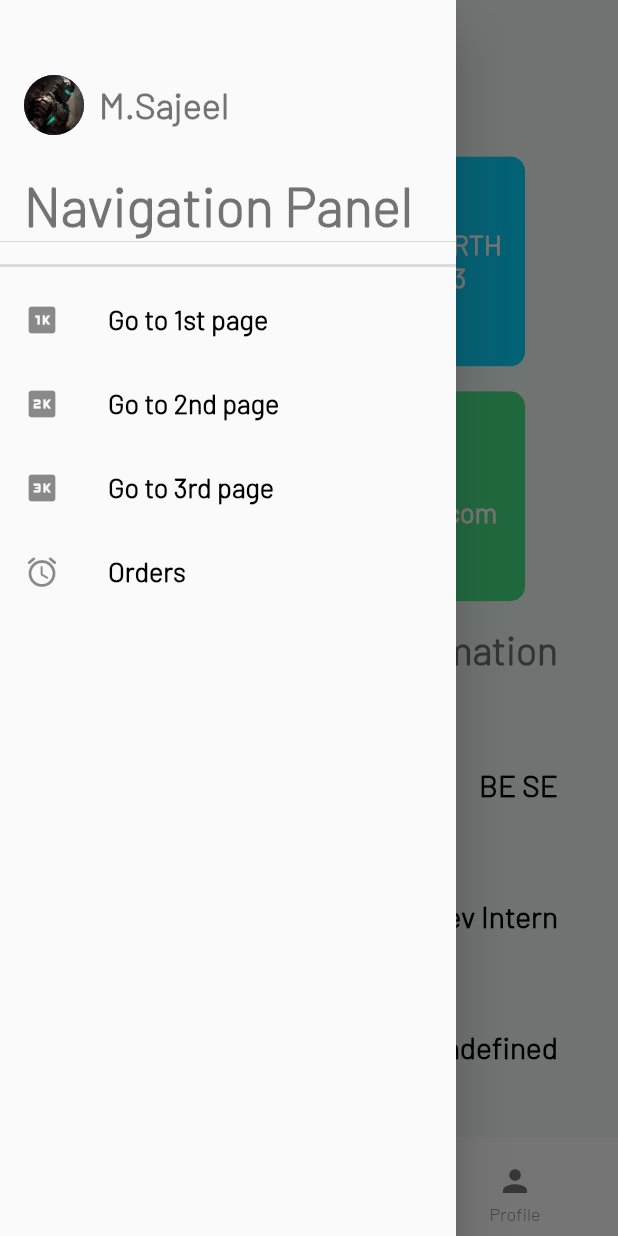
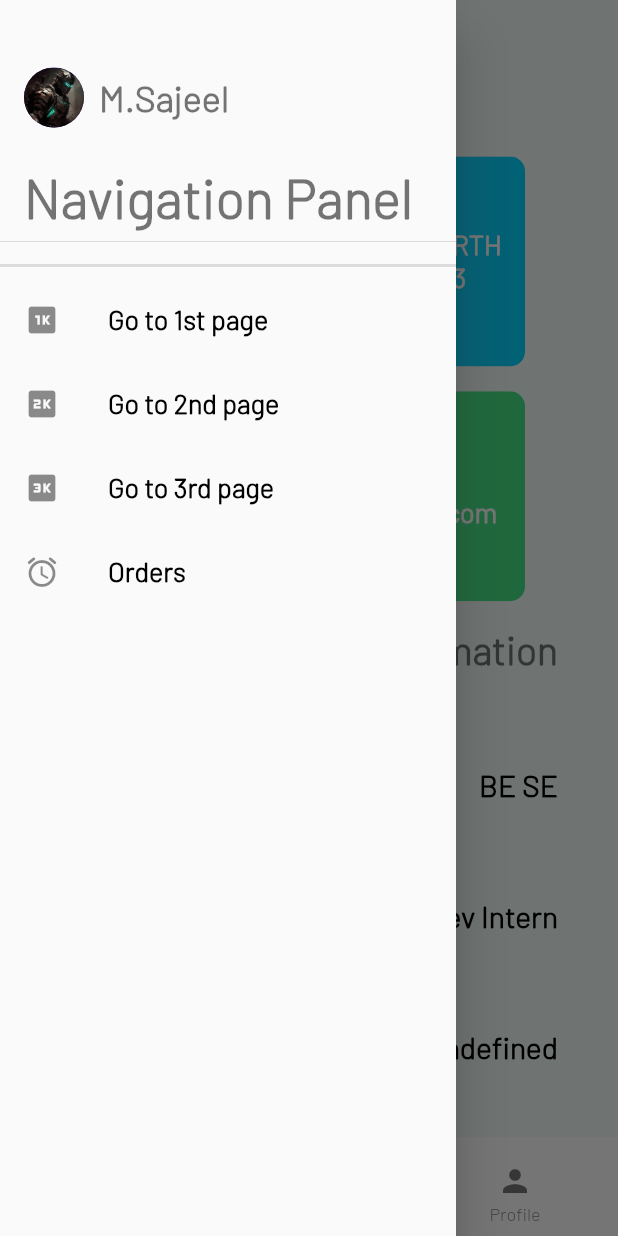
Before and after one commit to S4j33l/Flutter-Practice-1, a Flutter app: the FourthPage screen opened by its route, with the side drawer open, on a phone screen of 412 x 824 dp. Run offline on Flutter 3.47's test engine with Material 2 defaults, Android fonts, the phone set to English and light mode, and no system bars; our stand-ins replace fluttertoast, image_picker, progress_indicators, shared_preferences; accounts and stored records are empty.

Commit message:
fuck yar

```diff
--- a/lib/routes/fourth_page.dart
+++ b/lib/routes/fourth_page.dart
@@ -37,7 +37,7 @@ class _FourthPageState extends State<FourthPage> {
         child: ListView(
           children: <Widget>[
             DrawerHeader(
-              padding: const EdgeInsets.only(top: 50.0, left: 16.0),
+              padding: const EdgeInsets.only(top: 45.0, left: 16.0),
               child: Column(
                 crossAxisAlignment: CrossAxisAlignment.start,
                 children: <Widget>[
--- a/lib/routes/second_page.dart
+++ b/lib/routes/second_page.dart
@@ -240,6 +240,7 @@ class _SecondPageState extends State<SecondPage> {
         "password": password,
       });
       print("email: $email and password: $password");
+      print("POST request successful");
       if (response.statusCode == 200) {
         print("code is 200");
       }
```
Also changed, not shown: lib/routes/sixth_page.dart (+15 -0 lines), pubspec.lock.
